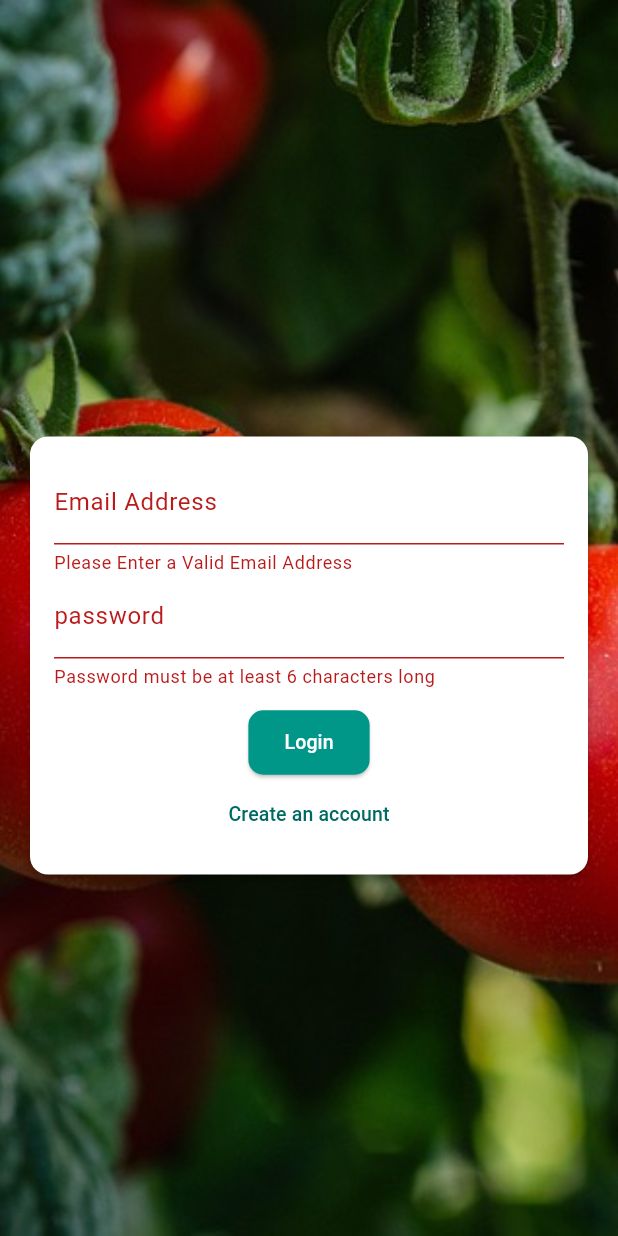
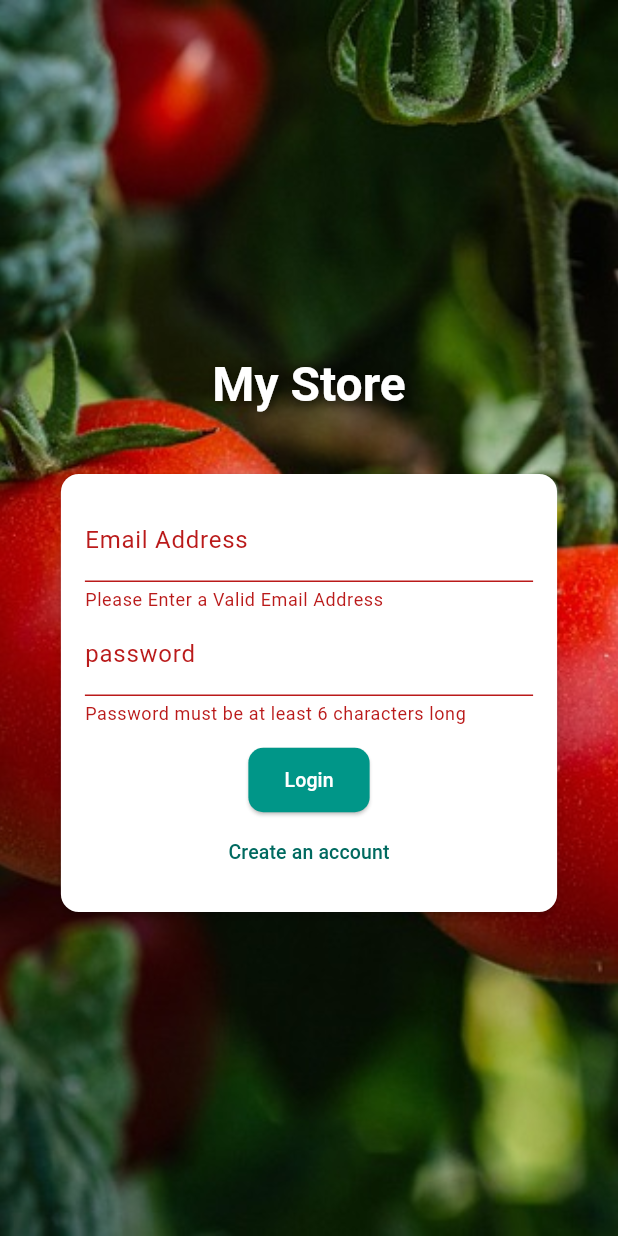
Before and after one commit to kels-coder/shopping-app, a Flutter app: the screen it shows after launch, after a tap on "Login", on a phone screen of 412 x 824 dp. Run offline on Flutter 3.47's test engine with Material 3 defaults, Android fonts, the phone set to English and light mode, and no system bars; our stand-ins replace firebase_auth, firebase_core; accounts and stored records are empty.

Commit message:
added responsive

```diff
--- a/lib/screens/auth_screen.dart
+++ b/lib/screens/auth_screen.dart
@@ -26,16 +26,20 @@ class _AuthScreenState extends State<AuthScreen> {
       return;
     }
     _formKey.currentState!.save();
-
+    try {
       if (_isLogin) {
-      //log users in
+        final userCredentials = _firebase.signInWithEmailAndPassword(
+          email: _enteredEmail,
+          password: _enteredPassword,
+        );
+        print(userCredentials);
       } else {
-      try {
         final userCredentials = await _firebase.createUserWithEmailAndPassword(
           email: _enteredEmail,
           password: _enteredPassword,
         );
         print(userCredentials);
+      }
     } on FirebaseAuthException catch (error) {
       if (error.code == 'email-already-in-use') {}
       ScaffoldMessenger.of(context).clearSnackBars();
@@ -44,10 +48,11 @@ class _AuthScreenState extends State<AuthScreen> {
       );
     }
   }
-  }
 
   @override
   Widget build(BuildContext context) {
+    final screenWidth = MediaQuery.of(context).size.width;
+
     return Scaffold(
       backgroundColor: Theme.of(context).colorScheme.primary,
       body: Stack(
@@ -60,15 +65,29 @@ class _AuthScreenState extends State<AuthScreen> {
               child: Column(
                 mainAxisAlignment: MainAxisAlignment.center,
                 children: [
-                  Container(
-                    margin: const EdgeInsets.only(
-                      top: 30,
-                      bottom: 20,
-                      left: 20,
+                  const SizedBox(height: 40),
+                  Text(
+                    'My Store',
+                    style: Theme.of(context).textTheme.headlineLarge?.copyWith(
+                      fontSize: screenWidth < 400 ? 26 : 32, // 🔹 Responsive
+                      color: Colors.white,
+                      shadows: [
+                        Shadow(
+                          blurRadius: 8,
+                          color: Colors.black54,
+                          offset: Offset(2, 2),
+                        ),
+                      ],
                     ),
                   ),
-                  Card(
-                    margin: EdgeInsets.all(20),
+                  const SizedBox(height: 20),
+                  Container(
+                    width: screenWidth * 0.9, // 🔹 Take 90% of screen
+                    constraints: const BoxConstraints(
+                      maxWidth: 400, // 🔹 But never exceed 400px
+                    ),
+                    child: Card(
+                      margin: const EdgeInsets.all(20),
                       child: SingleChildScrollView(
                         child: Padding(
                           padding: const EdgeInsets.all(16),
@@ -78,7 +97,7 @@ class _AuthScreenState extends State<AuthScreen> {
                               mainAxisSize: MainAxisSize.min,
                               children: [
                                 TextFormField(
-                                decoration: InputDecoration(
+                                  decoration: const InputDecoration(
                                     labelText: 'Email Address',
                                   ),
                                   keyboardType: TextInputType.emailAddress,
@@ -97,7 +116,7 @@ class _AuthScreenState extends State<AuthScreen> {
                                   },
                                 ),
                                 TextFormField(
-                                decoration: InputDecoration(
+                                  decoration: const InputDecoration(
                                     labelText: 'password',
                                   ),
                                   obscureText: true,
@@ -135,6 +154,7 @@ class _AuthScreenState extends State<AuthScreen> {
                         ),
                       ),
                     ),
+                  ),
                 ],
               ),
             ),
```
Lines whose indentation alone changed are shown as unchanged.
